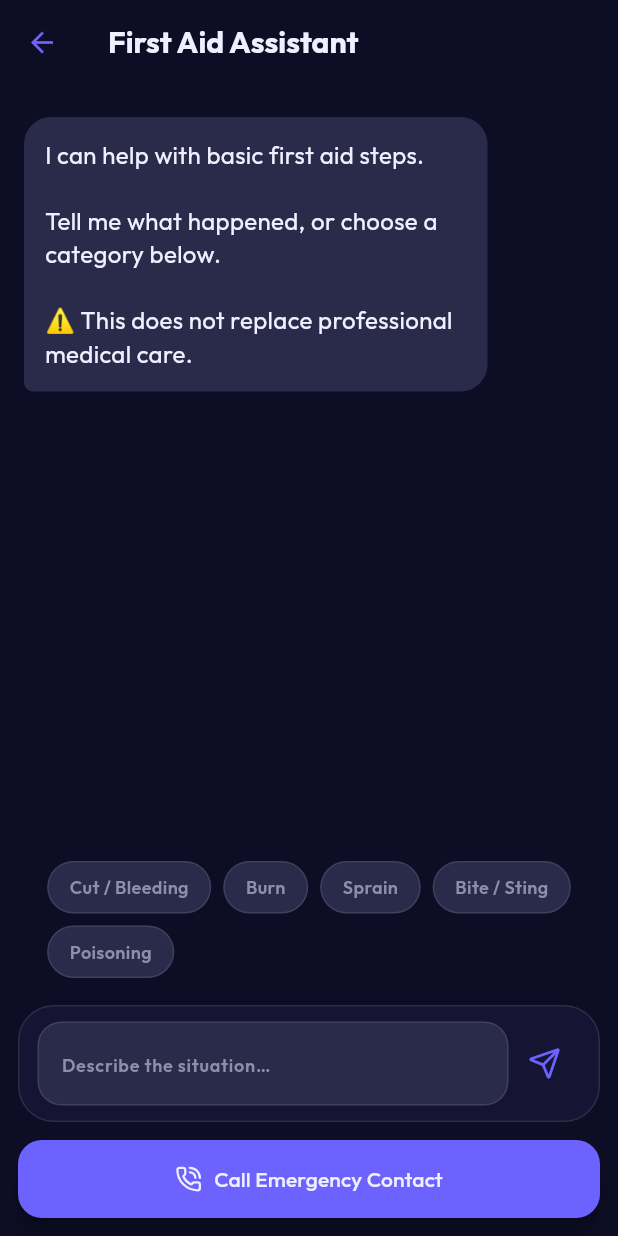
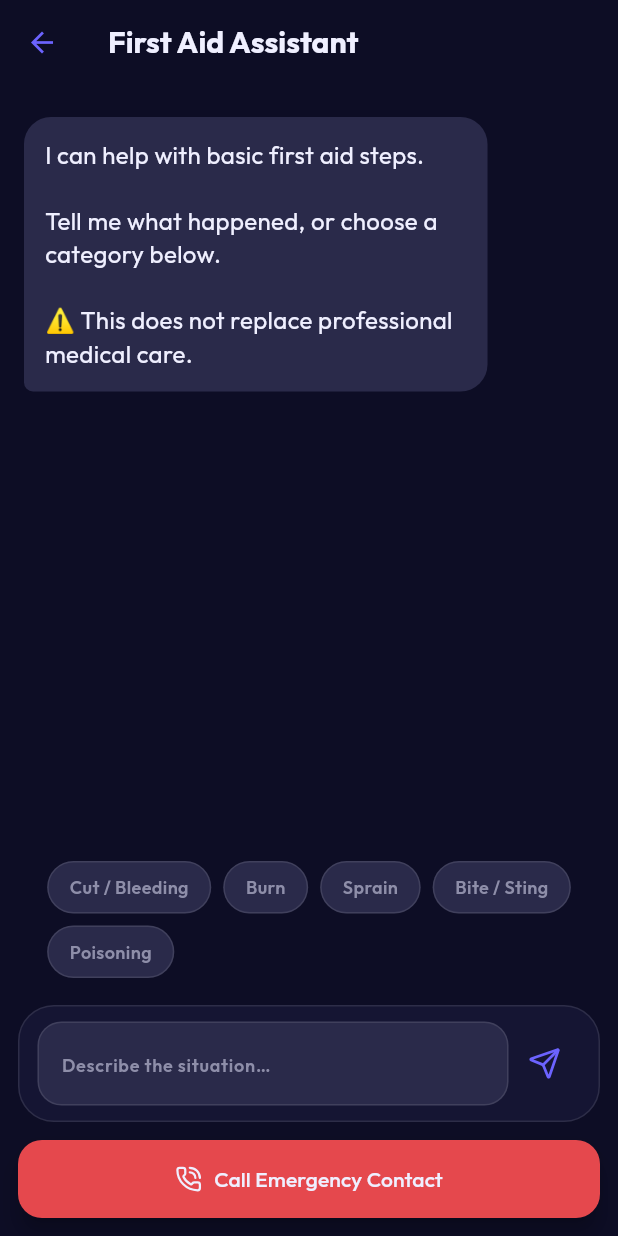
Before and after one commit to Sahana-Lakshmipathy-1/Final-Year-Project, a Flutter app: the FirstAidChatPage screen opened directly, on a phone screen of 412 x 824 dp. Run offline on Flutter 3.47's test engine with Material 3 defaults, Android fonts, the phone set to English and light mode, and no system bars; our stand-ins replace fl_chart, google_fonts, lucide_icons.

Commit message:
app themes

```diff
--- a/lib/theme/app_theme.dart
+++ b/lib/theme/app_theme.dart
@@ -23,6 +23,11 @@ class AppTheme {
   static const Color textDark = Color(0xFF1A1034);
 
   static const Color borderSoft = Color(0x1AFFFFFF);
+
+  // Errors & warnings
+  static const Color error = Color(0xFFE5484D);
+  static const Color errorBg = Color(0x33E5484D); // 20% opacity
+  static const Color warningBg = Color(0x33FFB020);
 
   /* ============================================================
    🌈 GRADIENTS
```
